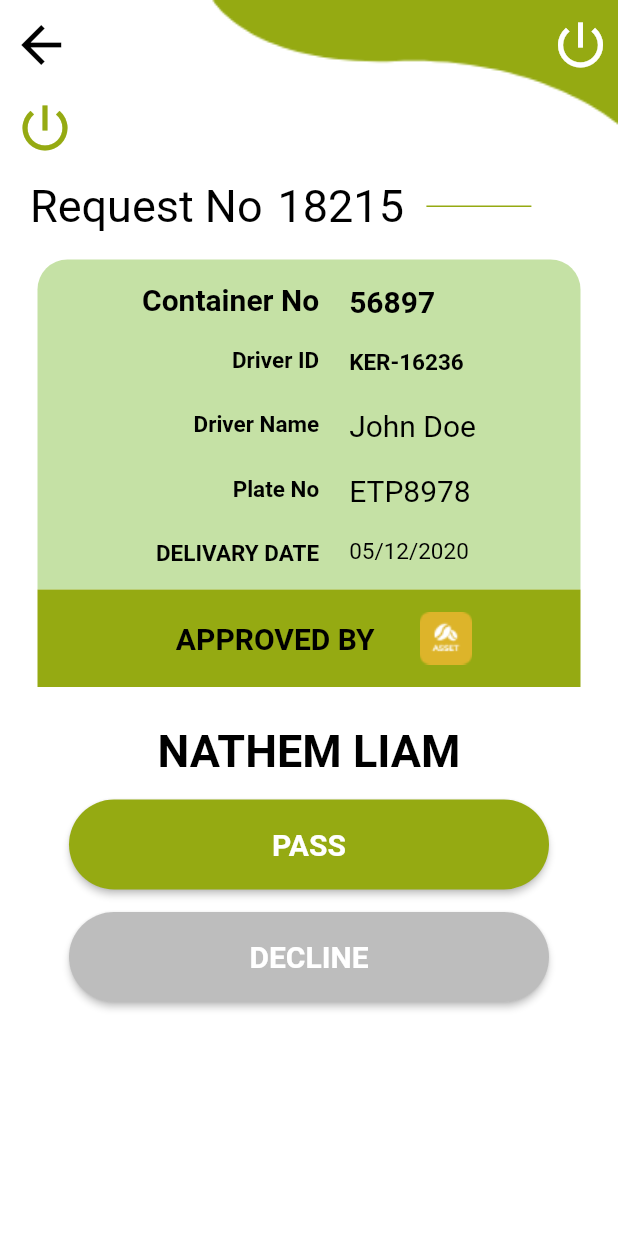
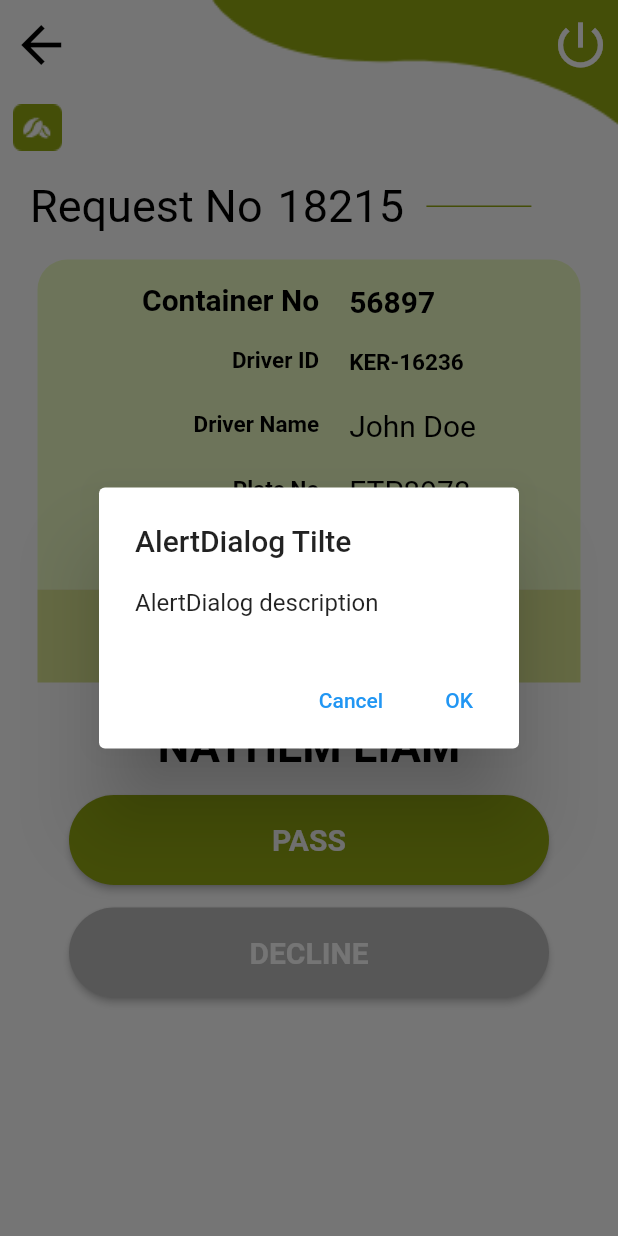
Before and after one commit to Andria-verbat/gatekeeper_kerchanshe, a Flutter app: the DetailScreen screen opened directly, after a tap on "PASS", on a phone screen of 412 x 824 dp. Run offline on Flutter 3.47's test engine with Material 2 defaults, Android fonts, the phone set to English and light mode, and no system bars; our stand-ins replace device_info, pin_code_fields, shared_preferences; accounts and stored records are empty; Roboto replaces fonts that are missing (Roboto-Bold).

Commit message:
added two images

```diff
--- a/lib/Screens/detail_screen.dart
+++ b/lib/Screens/detail_screen.dart
@@ -106,18 +106,8 @@ class _DetailScreenState extends State<DetailScreen> {
                     SizedBox(
                       // USE OF SIZEDBOX IS TO MAKE PROPER SPACE AROUND THE ICON
                       height: 50.0,
-                      width: 80.0,
-                      child: new IconButton(
-                        padding: new EdgeInsets.fromLTRB(0, 0, 20, 0),
-                        color: AppColor.green,
-                        icon: new Icon(
-                            Icons.power_settings_new,
-                            size: 40.0
-                        ),
-                        onPressed: () {
-                          print("power click");
-                        },
-                      ),
+                      width: 50.0,
+                      child: Image.asset('lib/assets/greenicon.png', fit: BoxFit.none),
                     ),
 
                     Row(
@@ -177,7 +167,7 @@ class _DetailScreenState extends State<DetailScreen> {
                             topLeft: Radius.circular(20),
                             topRight: Radius.circular(20),
                           ),
-                          color: Colors.lightGreen[200],
+                          color: AppColor.milkishgreen,
                         ),
                         child: Row(
                             mainAxisAlignment: MainAxisAlignment.center,
@@ -352,7 +342,7 @@ class _DetailScreenState extends State<DetailScreen> {
                         padding: const EdgeInsets.only(top: 5,bottom: 5, left: 0, right: 0),
                         decoration: BoxDecoration(
                             // borderRadius: BorderRadius.all(Radius.circular(20)),
-                            color: AppColor.green
+                            color: AppColor.milkygreen
                         ),
                         child: Row(
                           mainAxisAlignment: MainAxisAlignment.center,
@@ -385,7 +375,7 @@ class _DetailScreenState extends State<DetailScreen> {
                                   maxWidth: 40,
                                   maxHeight: 40,
                                 ),
-                                child: Image.asset('lib/assets/k.png', fit: BoxFit.cover),
+                                child: Image.asset('lib/assets/tick.png', fit: BoxFit.cover),
                               ),
                             ),
                           ],
@@ -445,7 +435,27 @@ class _DetailScreenState extends State<DetailScreen> {
                             ),
                           ),
                           onPressed: (){
-                            print ('Tab Btn');
+                            //alert
+                            showDialog<String>(
+                              context: context,
+                              builder: (BuildContext context) =>
+                                  AlertDialog(
+                                    title: const Text('AlertDialog Tilte'),
+                                    content: const Text('AlertDialog description'),
+                                    actions: <Widget>[
+                                      TextButton(
+                                        onPressed: () => Navigator.pop(context, 'Cancel'),
+                                        child: const Text('Cancel'),
+                                      ),
+                                      TextButton(
+                                        onPressed: () => Navigator.pop(context, 'OK'),
+                                        child: const Text('OK'),
+                                      ),
+                                    ],
+                                  ),
+                            );
+
+                            //print ('Tab Btn');
                           },
                           shape: const StadiumBorder(),
                         )
@@ -484,7 +494,7 @@ class _DetailScreenState extends State<DetailScreen> {
                               ),
                             ),
                             onPressed: (){
-                              print ('Tab Btn');
+                              print ('decline');
                             },
                             shape: const StadiumBorder(),
                           )
--- a/pubspec.yaml
+++ b/pubspec.yaml
@@ -68,6 +68,8 @@ flutter:
     - lib/assets/truck.png
     - lib/assets/tick.png
     - lib/assets/key.png
+    - lib/assets/green_bg.png
+    - lib/assets/white_bg.png
 
   # An image asset can refer to one or more resolution-specific "variants", see
   # https://flutter.dev/assets-and-images/#resolution-aware.
```
Also changed, not shown: lib/Screens/listing_screen.dart (+8 -1 lines), lib/Screens/pin_entry.dart (+8 -0 lines), lib/assets/green_bg.png (added), lib/assets/white_bg.png (added).
